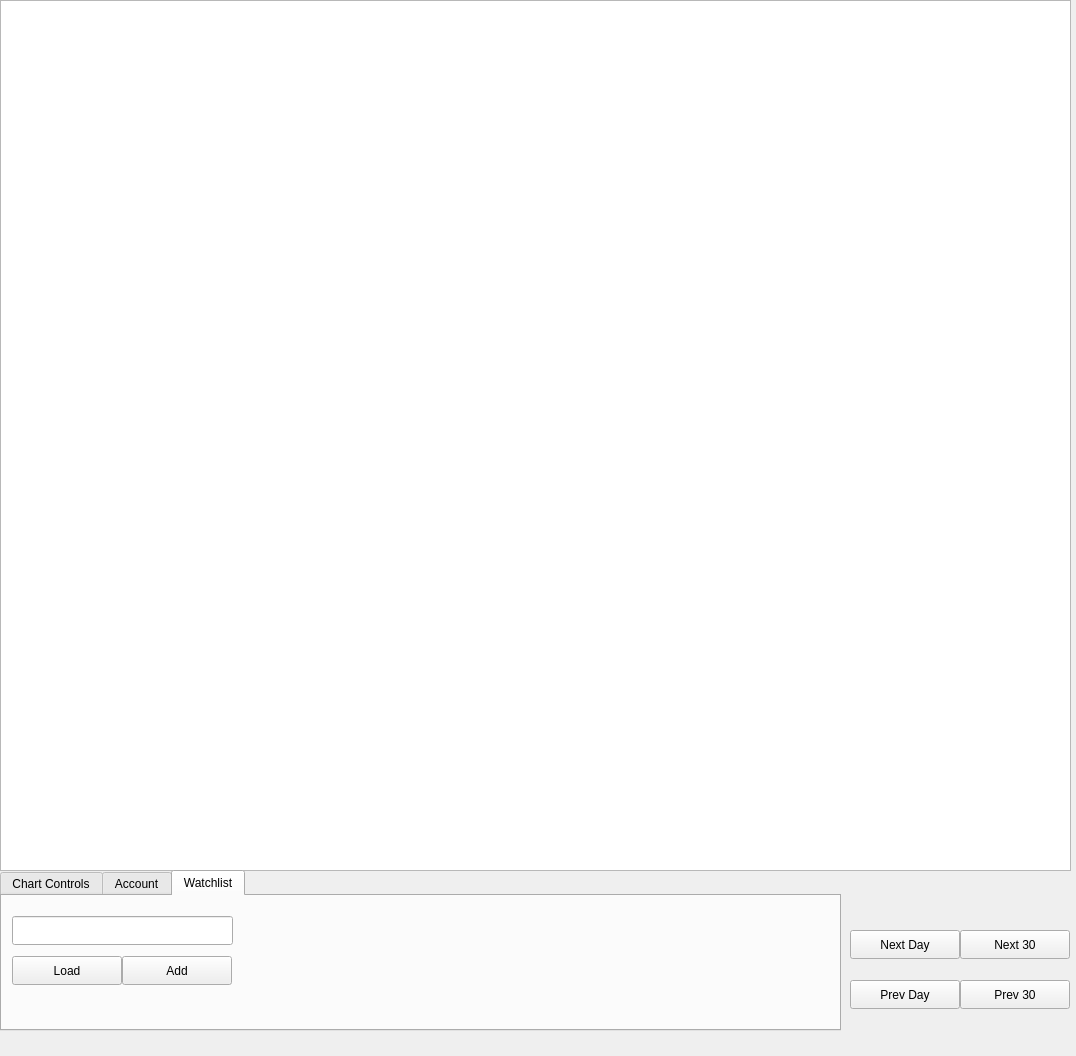
First picture: the form in chartWidget.ui, repository ellamental/pyTrade, before the edit.
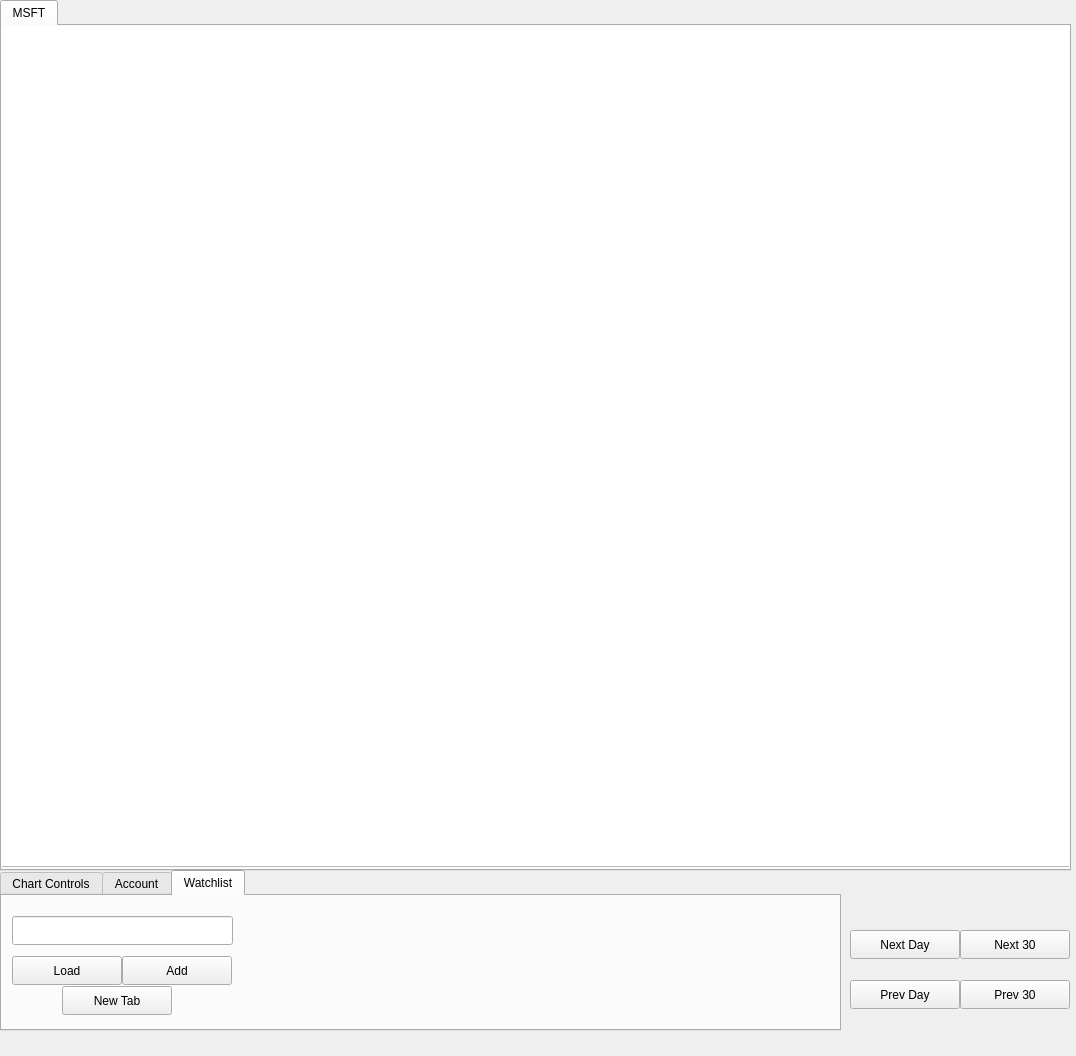
Second picture: the form after the edit. The open tabs and pages were chosen to show the change.

Commit message: Added support for multiple charts.  NEEDS REFACTORING!

```diff
--- a/chartWidget.ui
+++ b/chartWidget.ui
@@ -13,16 +13,6 @@
   <property name="windowTitle">
    <string>Form</string>
   </property>
-  <widget class="QGraphicsView" name="chart">
-   <property name="geometry">
-    <rect>
-     <x>0</x>
-     <y>0</y>
-     <width>1071</width>
-     <height>871</height>
-    </rect>
-   </property>
-  </widget>
   <widget class="QTabWidget" name="tabWidget">
    <property name="geometry">
     <rect>
@@ -267,6 +257,19 @@
       <string>Add</string>
      </property>
     </widget>
+    <widget class="QPushButton" name="newTab">
+     <property name="geometry">
+      <rect>
+       <x>60</x>
+       <y>90</y>
+       <width>110</width>
+       <height>29</height>
+      </rect>
+     </property>
+     <property name="text">
+      <string>New Tab</string>
+     </property>
+    </widget>
    </widget>
   </widget>
   <widget class="QPushButton" name="nextDay">
@@ -321,6 +324,39 @@
     <string>Prev Day</string>
    </property>
   </widget>
+  <widget class="QTabWidget" name="chartTabs">
+   <property name="geometry">
+    <rect>
+     <x>0</x>
+     <y>0</y>
+     <width>1071</width>
+     <height>871</height>
+    </rect>
+   </property>
+   <property name="currentIndex">
+    <number>0</number>
+   </property>
+   <widget class="QWidget" name="firstChart">
+    <attribute name="title">
+     <string>MSFT</string>
+    </attribute>
+    <widget class="QWidget" name="horizontalLayoutWidget">
+     <property name="geometry">
+      <rect>
+       <x>-10</x>
+       <y>-10</y>
+       <width>1081</width>
+       <height>851</height>
+      </rect>
+     </property>
+     <layout class="QHBoxLayout" name="horizontalLayout">
+      <item>
+       <widget class="QGraphicsView" name="chart"/>
+      </item>
+     </layout>
+    </widget>
+   </widget>
+  </widget>
  </widget>
  <resources/>
  <connections/>
```
Left out of the diff: 2 changed lines with no effect on the pictures. The commit also changes 2 other files.
